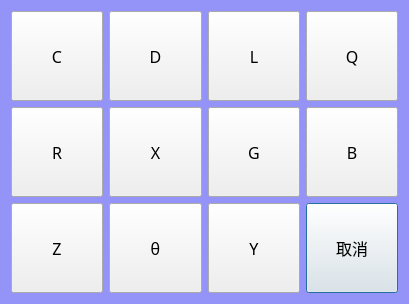
Qt form AnalysisMode/dlgFunction.ui (caicaiking/WKEFactoryView2014) before a commit.
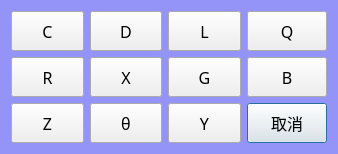
The same form after that commit.

```diff
--- a/AnalysisMode/dlgFunction.ui
+++ b/AnalysisMode/dlgFunction.ui
@@ -6,8 +6,8 @@
    <rect>
     <x>0</x>
     <y>0</y>
-    <width>409</width>
-    <height>304</height>
+    <width>338</width>
+    <height>152</height>
    </rect>
   </property>
   <property name="windowTitle">
```
